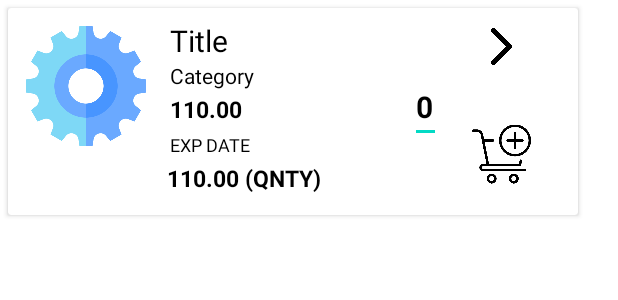
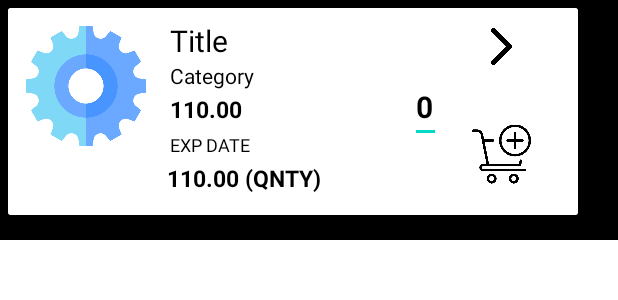
Before and after one commit to ori-code/namaGitWork, an Android app: the layout recyclerlist.xml on its own in the app's theme, with its tools: preview values and no code run, on a phone screen of 412 x 824 dp. Shown: the top 300 px of the screen. Run offline under Robolectric (Android 15) with nearby library versions, the light colour scheme and no system bars; Roboto replaces fonts that are not available here.

Commit message:
//TODO changeBackground before counting correction

```diff
--- a/app/src/main/java/com/example/namaprojectfirebase/DrawerActivity.java
+++ b/app/src/main/java/com/example/namaprojectfirebase/DrawerActivity.java
@@ -102,7 +102,7 @@ public class DrawerActivity extends AppCompatActivity {
         return NavigationUI.navigateUp(navController, mAppBarConfiguration)
                 || super.onSupportNavigateUp();
     }
-    //TODO Log out
+
     public void LogOut(MenuItem item) {
         System.out.println("HEHYYYYY LOGGOUT");
         Login.mAuth.signOut();
--- a/app/src/main/java/com/example/namaprojectfirebase/editProduct.java
+++ b/app/src/main/java/com/example/namaprojectfirebase/editProduct.java
@@ -54,7 +54,7 @@ public class editProduct extends AppCompatActivity implements View.OnClickListen
         Bundle extras = getIntent().getExtras();
         nameOfProduct= extras.getString("keyName");
         System.out.println("NAME IN EDIT" + nameOfProduct);
-//TODO EDITABLE PRODUCT DELETE
+
         findProduct = FirebaseDatabase.getInstance().getReference("products");
         findProduct.addListenerForSingleValueEvent(valueEventListenerForUpdateProduct);
 
@@ -112,7 +112,7 @@ public class editProduct extends AppCompatActivity implements View.OnClickListen
                      findProduct.child(theKeyOfProduct).child("quantity").setValue(Integer.parseInt(editProductQnty.getText().toString()));
                      // HASSSHH
 
-
+            //TODO HERE YOU FIND THE LIST OF DATA ADDING
             System.out.println("CHECKKK  "  + dateOfAdding.get(dateOfAdding.size()-1));
 
 
--- a/app/src/main/res/layout/recyclerlist.xml
+++ b/app/src/main/res/layout/recyclerlist.xml
@@ -1,8 +1,10 @@
 <?xml version="1.0" encoding="utf-8"?>
 <LinearLayout xmlns:android="http://schemas.android.com/apk/res/android"
+    android:id="@+id/overallCart"
     android:layout_width="match_parent"
     android:layout_height="160dp"
-    android:orientation="vertical">
+    android:orientation="vertical"
+    android:background="@color/black">
 
 
     <androidx.cardview.widget.CardView
@@ -10,12 +12,14 @@
         android:layout_width="380dp"
         android:layout_height="138dp"
         android:layout_margin="5dp"
+
        >
 
         <RelativeLayout
             android:id="@+id/my_list_item"
             android:layout_width="match_parent"
             android:layout_height="150dp"
+            android:background="@color/black"
             android:backgroundTint="@color/white"
             android:padding="8dp"
             android:clickable="false">
```
Also changed, not shown: app/src/main/java/com/example/namaprojectfirebase/MainActivity.java (+26 -0 lines), app/src/main/java/com/example/namaprojectfirebase/Product.java (+10 -2 lines), app/src/main/java/com/example/namaprojectfirebase/ProductAdapter.java (+53 -3 lines).
